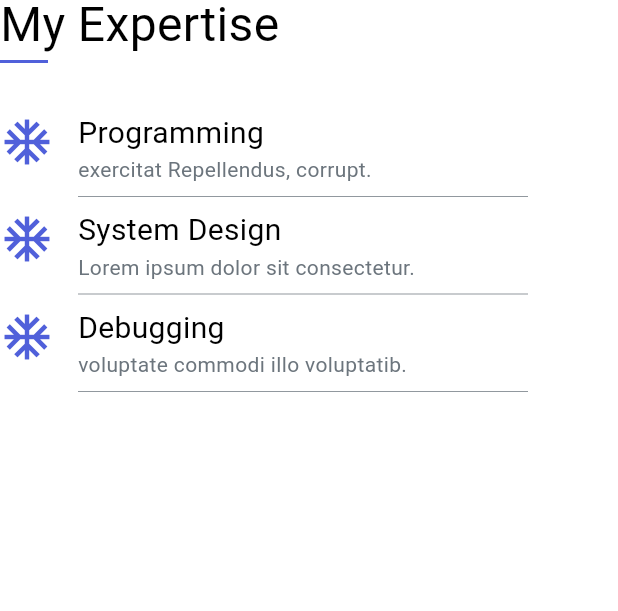
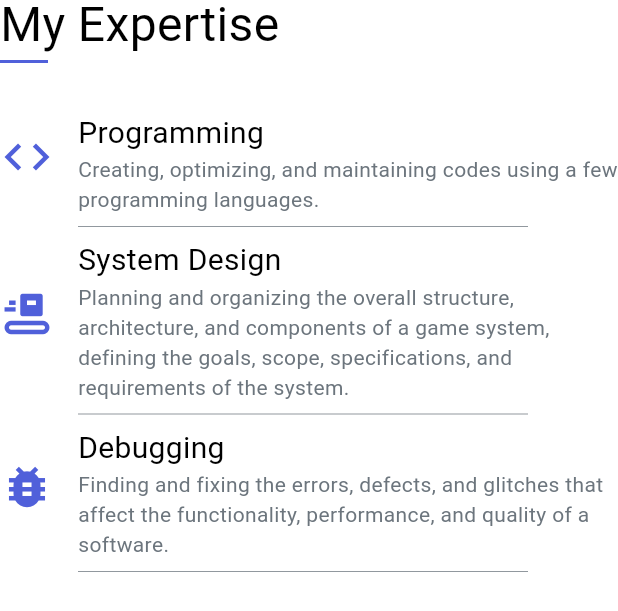
Before and after one commit to asyzruffz/Portfolio, a Flutter app: the AboutExpertise widget shown alone on an empty page, opened directly, on a phone screen of 412 x 824 dp. Shown: the top 611 px of the screen. Run offline on Flutter 3.47's test engine with Material 3 defaults, Android fonts, the phone set to English and light mode, and no system bars; our stand-ins replace font_awesome_flutter.

Commit message:
Added descriptions in about section

```diff
--- a/lib/constants/tag.dart
+++ b/lib/constants/tag.dart
@@ -41,18 +41,19 @@ class Tag {
   static const String aboutRole =
       'A Programmer operating as Software / Game Developer';
   static const String aboutIntroduction =
-      'Lorem ipsum dolor sit amet, consectetur adipisicing elit.sit amet, Qui deserunt consequatur fugit repellendusillo voluptas?';
+      'Experienced in game development, I\'m passionate in programming software and games. I\'m an open-minded person, flexible and able to receive constructive criticism. A person adaptable to new environment and able to learn new things quickly.';
   static const String aboutDownloadCV = 'Download My CV';
   static const String aboutPersonalInfo = 'Personal Info';
   static const String aboutMyExpertise = 'My Expertise';
   static const String aboutExpertise1 = 'Programming';
-  static const String aboutExpertiseDesc1 = 'exercitat Repellendus, corrupt.';
+  static const String aboutExpertiseDesc1 =
+      'Creating, optimizing, and maintaining codes using a few programming languages.';
   static const String aboutExpertise2 = 'System Design';
   static const String aboutExpertiseDesc2 =
-      'Lorem ipsum dolor sit consectetur.';
+      'Planning and organizing the overall structure, architecture, and components of a game system, defining the goals, scope, specifications, and requirements of the system.';
   static const String aboutExpertise3 = 'Debugging';
   static const String aboutExpertiseDesc3 =
-      'voluptate commodi illo voluptatib.';
+      'Finding and fixing the errors, defects, and glitches that affect the functionality, performance, and quality of a software.';
 
   static const String contactFormTitle = 'Send a message';
   static const String contactInfoTitle = 'Get in touch';
--- a/lib/sections/about_section.dart
+++ b/lib/sections/about_section.dart
@@ -50,7 +50,7 @@ class AboutContainer extends StatelessWidget {
   @override
   Widget build(BuildContext context) {
     return SizedBox(
-      height: 450,
+      height: 500,
       child: Container(
         padding: const EdgeInsets.all(Ruler.doubleX),
         decoration: const BoxDecoration(
@@ -140,17 +140,17 @@ class AboutExpertise extends StatelessWidget {
         TopicTitle(Tag.aboutMyExpertise),
         SizedBox(height: Ruler.fullX),
         ExpertiseItem(
-          icon: Icons.ac_unit,
+          icon: Icons.code,
           label: Tag.aboutExpertise1,
           description: Tag.aboutExpertiseDesc1,
         ),
         ExpertiseItem(
-          icon: Icons.ac_unit,
+          icon: Icons.conveyor_belt,
           label: Tag.aboutExpertise2,
           description: Tag.aboutExpertiseDesc2,
         ),
         ExpertiseItem(
-          icon: Icons.ac_unit,
+          icon: Icons.bug_report,
           label: Tag.aboutExpertise3,
           description: Tag.aboutExpertiseDesc3,
         ),
@@ -209,7 +209,8 @@ class ExpertiseItem extends StatelessWidget {
           child: Icon(icon, size: Ruler.iconNormal, color: Palette.primary),
         ),
         const SizedBox(width: Ruler.halfX),
-        Column(
+        Expanded(
+          child: Column(
             crossAxisAlignment: CrossAxisAlignment.start,
             children: <Widget>[
               Text(
@@ -225,6 +226,7 @@ class ExpertiseItem extends StatelessWidget {
                 child: Divider(thickness: 0.5, color: Palette.secondary),
               ),
             ],
+          ),
         )
       ],
     );
```
Lines whose indentation alone changed are shown as unchanged.
